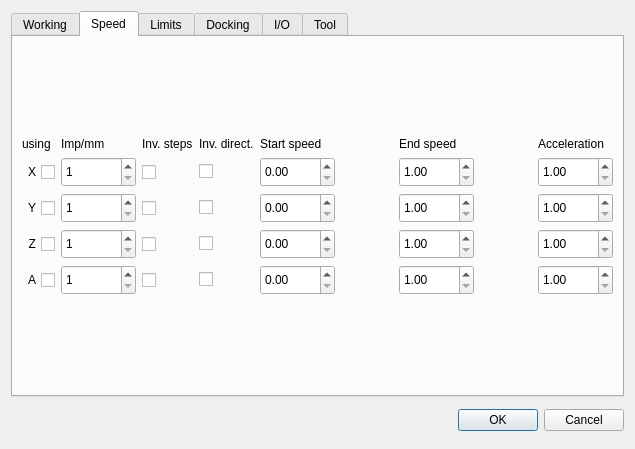
This is sources/forms/Settings.ui in eduard-x/cnc-qt as Qt 5 draws it before an edit. The edited form follows.
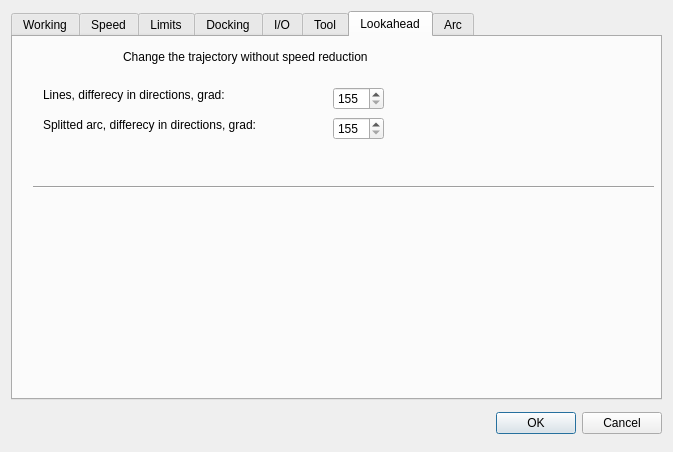
This is the edited form. The open tabs and pages were chosen to show the change.

```diff
--- a/sources/forms/Settings.ui
+++ b/sources/forms/Settings.ui
@@ -6,8 +6,8 @@
    <rect>
     <x>0</x>
     <y>0</y>
-    <width>623</width>
-    <height>449</height>
+    <width>673</width>
+    <height>452</height>
    </rect>
   </property>
   <property name="windowTitle">
@@ -1781,6 +1781,145 @@
        </layout>
       </widget>
      </widget>
+     <widget class="QWidget" name="tab_2">
+      <attribute name="title">
+       <string>Lookahead</string>
+      </attribute>
+      <widget class="QLabel" name="label">
+       <property name="geometry">
+        <rect>
+         <x>110</x>
+         <y>10</y>
+         <width>381</width>
+         <height>20</height>
+        </rect>
+       </property>
+       <property name="text">
+        <string>Change the trajectory without speed reduction</string>
+       </property>
+      </widget>
+      <widget class="QLabel" name="label_5">
+       <property name="geometry">
+        <rect>
+         <x>30</x>
+         <y>50</y>
+         <width>201</width>
+         <height>16</height>
+        </rect>
+       </property>
+       <property name="text">
+        <string>Lines, differecy in directions, grad:</string>
+       </property>
+      </widget>
+      <widget class="QSpinBox" name="spinBox">
+       <property name="geometry">
+        <rect>
+         <x>320</x>
+         <y>50</y>
+         <width>51</width>
+         <height>23</height>
+        </rect>
+       </property>
+       <property name="minimum">
+        <number>155</number>
+       </property>
+       <property name="maximum">
+        <number>179</number>
+       </property>
+      </widget>
+      <widget class="Line" name="line_3">
+       <property name="geometry">
+        <rect>
+         <x>20</x>
+         <y>140</y>
+         <width>621</width>
+         <height>20</height>
+        </rect>
+       </property>
+       <property name="orientation">
+        <enum>Qt::Horizontal</enum>
+       </property>
+      </widget>
+      <widget class="QSpinBox" name="spinBox_2">
+       <property name="geometry">
+        <rect>
+         <x>320</x>
+         <y>80</y>
+         <width>51</width>
+         <height>23</height>
+        </rect>
+       </property>
+       <property name="minimum">
+        <number>155</number>
+       </property>
+       <property name="maximum">
+        <number>179</number>
+       </property>
+      </widget>
+      <widget class="QLabel" name="label_6">
+       <property name="geometry">
+        <rect>
+         <x>30</x>
+         <y>80</y>
+         <width>251</width>
+         <height>16</height>
+        </rect>
+       </property>
+       <property name="text">
+        <string>Splitted arc, differecy in directions, grad:</string>
+       </property>
+      </widget>
+     </widget>
+     <widget class="QWidget" name="tab_3">
+      <attribute name="title">
+       <string>Arc</string>
+      </attribute>
+      <widget class="QLabel" name="label_7">
+       <property name="geometry">
+        <rect>
+         <x>30</x>
+         <y>40</y>
+         <width>201</width>
+         <height>16</height>
+        </rect>
+       </property>
+       <property name="text">
+        <string>Splitting arc to short lines (mk1)</string>
+       </property>
+      </widget>
+      <widget class="QSpinBox" name="spinBox_3">
+       <property name="geometry">
+        <rect>
+         <x>250</x>
+         <y>40</y>
+         <width>61</width>
+         <height>23</height>
+        </rect>
+       </property>
+       <property name="minimum">
+        <number>1</number>
+       </property>
+       <property name="maximum">
+        <number>100</number>
+       </property>
+       <property name="value">
+        <number>10</number>
+       </property>
+      </widget>
+      <widget class="QLabel" name="label_8">
+       <property name="geometry">
+        <rect>
+         <x>330</x>
+         <y>40</y>
+         <width>71</width>
+         <height>16</height>
+        </rect>
+       </property>
+       <property name="text">
+        <string>per mm</string>
+       </property>
+      </widget>
+     </widget>
     </widget>
    </item>
   </layout>
```
Left out of the diff: 2 changed lines with no effect on the pictures.
